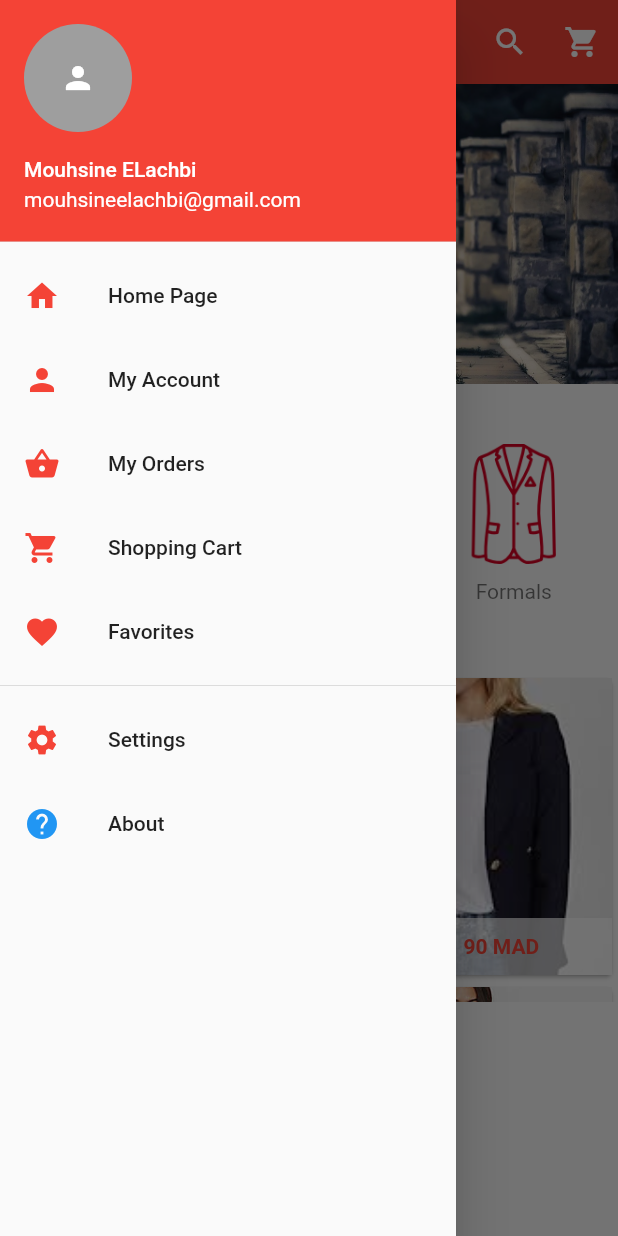
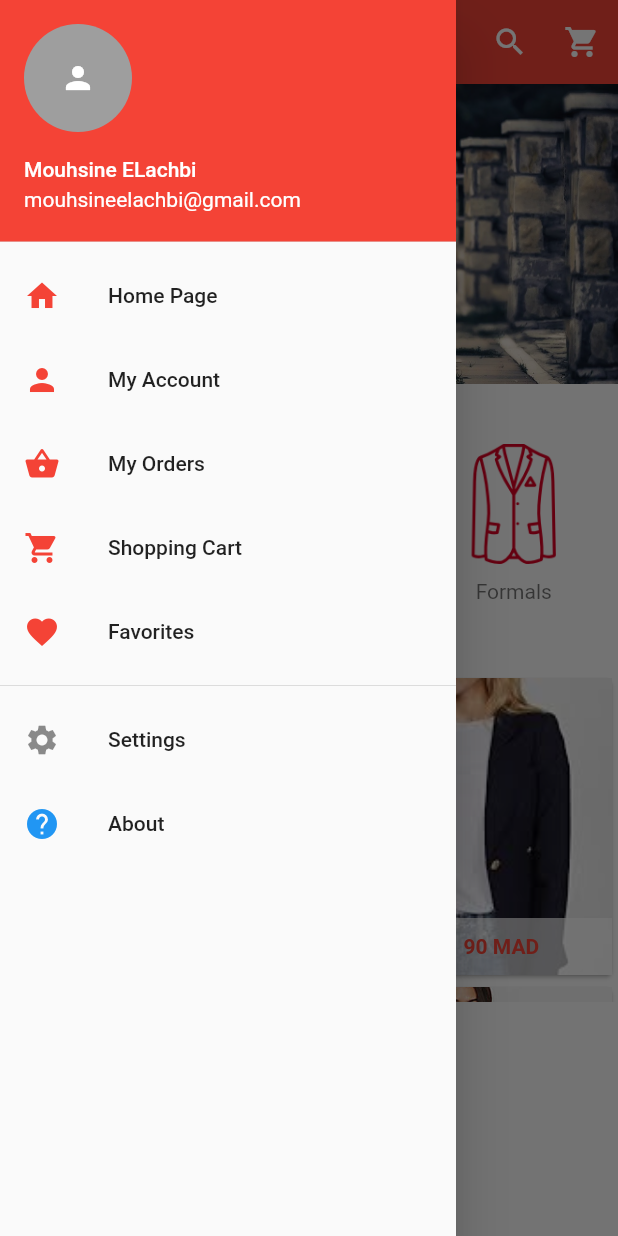
Before and after one commit to mouhsineelachbi/ShopApp, a Flutter app: the screen it shows after launch, with the side drawer open, on a phone screen of 412 x 824 dp. Run offline on Flutter 3.47's test engine with Material 2 defaults, Android fonts, the phone set to English and light mode, and no system bars; drawn by our look-alikes of carousel_pro.

Commit message:
remove red color from settings in Home page drawer

```diff
--- a/lib/main.dart
+++ b/lib/main.dart
@@ -122,7 +122,7 @@ class _HomePageState extends State<HomePage> {
               onTap: (){},
               child: ListTile(
                 title: Text("Settings"),
-                leading: Icon(Icons.settings, color: Colors.red,),
+                leading: Icon(Icons.settings,),
               ),
             ),
             InkWell(
```
